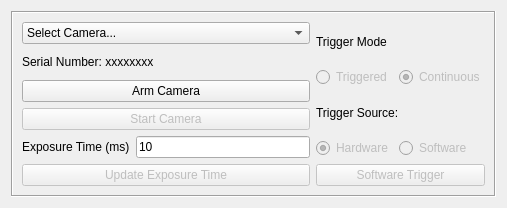
jagerber48/jkam_e6, file ui_components/cameracontrolwidget.ui: the form before one commit.
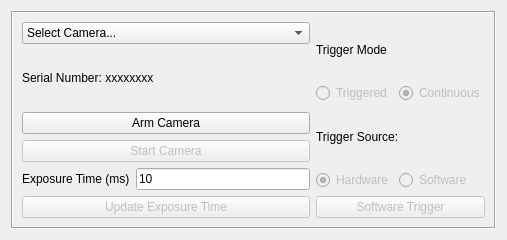
The form after the commit.

Commit message: update cameracontrolwidget to include comboBox to select the imaging system and put appropriate functionality into script. Also updata camerasettings box to hold all the appropriate data about the imaging systems. Finally update andordriver to check the serial number on the armed camera.

```diff
--- a/ui_components/cameracontrolwidget.ui
+++ b/ui_components/cameracontrolwidget.ui
@@ -7,7 +7,7 @@
     <x>0</x>
     <y>0</y>
     <width>507</width>
-    <height>208</height>
+    <height>240</height>
    </rect>
   </property>
   <layout class="QGridLayout" name="gridLayout">
```
Left out of the diff: 2 changed lines with no effect on the pictures. The commit also changes 5 other files.
